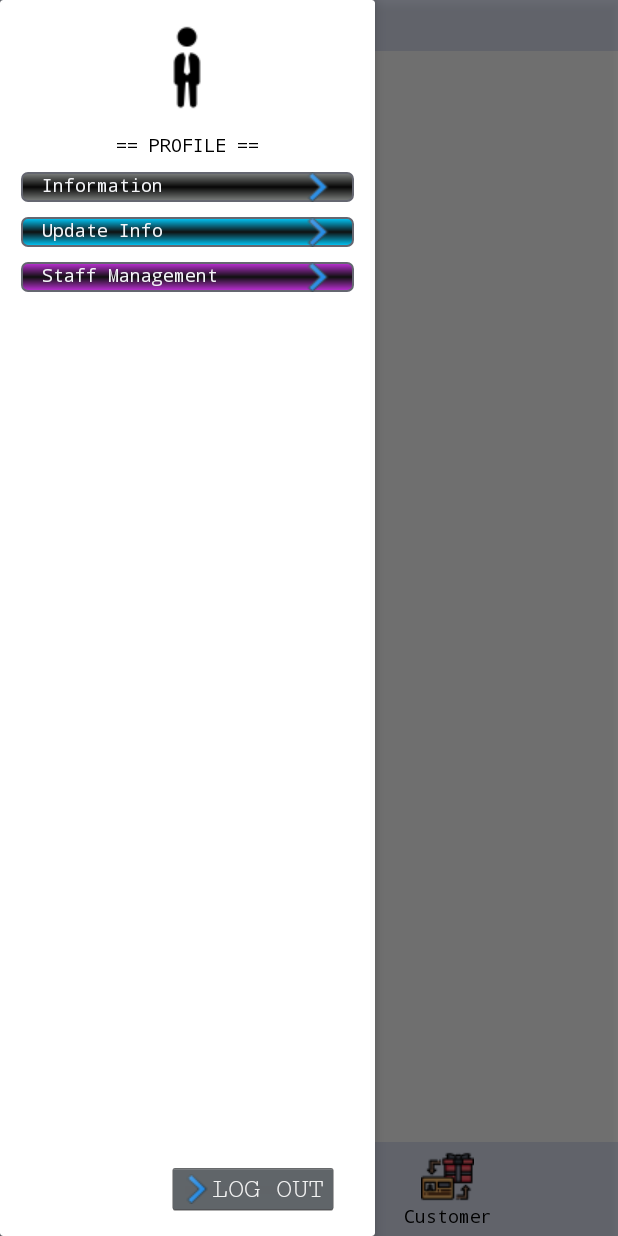
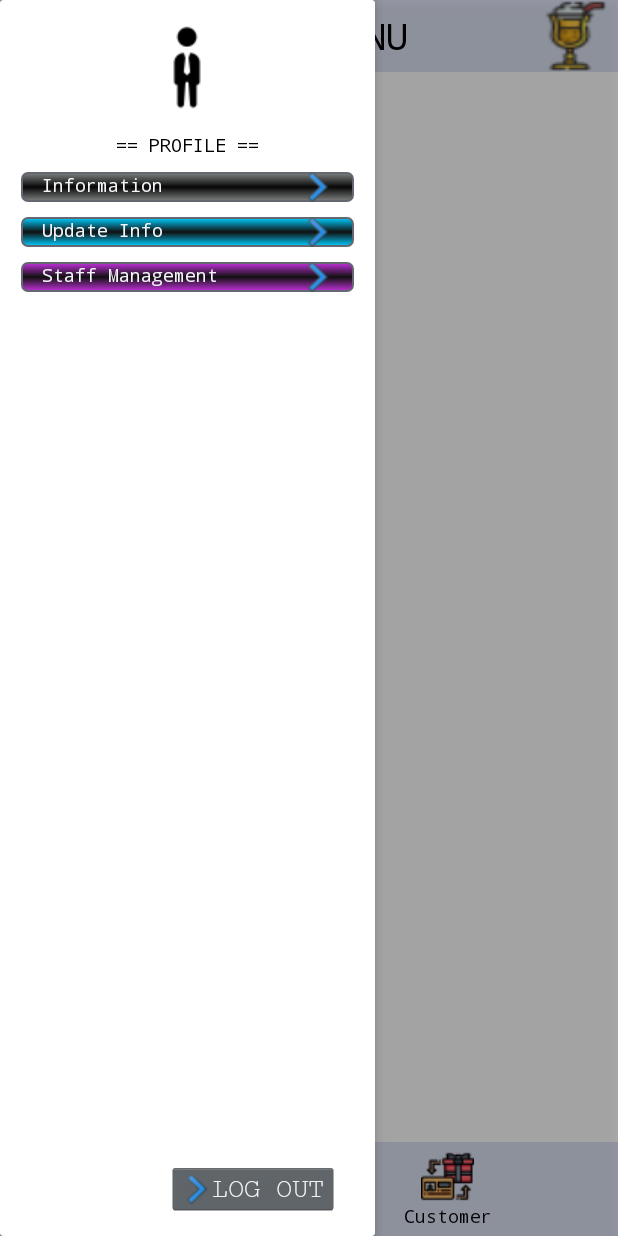
Before and after one commit to hainguyen8086/karaadr, an Android app: the MainMenu screen opened directly, with no data from a screen before it, after a tap on an icon or button, on a phone screen of 412 x 824 dp. Run offline under Robolectric (Android 15) with nearby library versions, the phone set to English and light mode, and no system bars; 2 statements that could not run were skipped.

Commit message:
ok_UI_item

```diff
--- a/app/src/main/java/com/example/karama/views/MainMenu.java
+++ b/app/src/main/java/com/example/karama/views/MainMenu.java
@@ -23,6 +23,7 @@ import android.widget.TextView;
 import com.example.karama.MainActivity;
 import com.example.karama.MemberActivity;
 import com.example.karama.R;
+import com.example.karama.adapter.ItemAdapter;
 import com.example.karama.adapter.StaffAdapter;
 import com.example.karama.data.SharedPrefManager;
 import com.example.karama.helper.CallbackResponse;
@@ -34,7 +35,10 @@ import com.example.karama.model.person.Res4AddStaff;
 import com.example.karama.model.ResNullData;
 import com.example.karama.model.person.ResProfile;
 import com.example.karama.model.person.Staff;
+import com.example.karama.model.product.Products;
+import com.example.karama.model.product.ResAllProducts;
 import com.example.karama.services.KaraServices;
+import com.example.karama.services.ProdServices;
 
 import org.json.JSONException;
 import org.json.JSONObject;
@@ -47,16 +51,18 @@ import retrofit2.Response;
 public class MainMenu extends AppCompatActivity implements View.OnClickListener {
     public Context mContext =this;
     public static Dialog loadingDialog;
-    Button nav,btn_update,btn_logout;
+    Button nav,btn_update,btn_logout,nav_product;
     View view;
-    CardView card_filter,card_info,card_update;
+    CardView card_filter,card_info,card_update,card_menuitem;
     TextView text_info,text_update_info,txt_username,txt_first_name,txt_last_name,txt_gender,txt_email, txt_sdt,txt_adress1,txt_adress2,tv_role;
     TextView update_username, update_email, update_sdt, update_gender,update_adres1,update_adres2,text_qlnv,tv_adduser;
-    ProgressDialog dialogUpdate,dialogGetProfile,loadingGetStaff,loadingChangepass,loadingAddUser;
+    ProgressDialog dialogUpdate,dialogGetProfile,loadingGetStaff,loadingChangepass,loadingAddUser,loadingKItem;
     ImageView img_ketoan,img_manager, img_employee;
-    RecyclerView rcv_staff;
+    RecyclerView rcv_staff,rcv_menu_items;
     StaffAdapter staffAdapter;
+    ItemAdapter itemAdapter;
     List<Staff> staffList;
+    List<Products> productsList;
     TextView nav_customer;
     private String m_newpass = "";
     private static MainMenu instance;
@@ -153,6 +159,7 @@ public class MainMenu extends AppCompatActivity implements View.OnClickListener
 
     private void setClick() {
         nav.setOnClickListener(this);
+        nav_product.setOnClickListener(this);
         btn_update.setOnClickListener(this);
         btn_logout.setOnClickListener(this);
         view.setOnClickListener(this);
@@ -177,15 +184,20 @@ public class MainMenu extends AppCompatActivity implements View.OnClickListener
         loadingChangepass.setProgressDrawable(mContext.getDrawable(R.drawable.loading_64));
         loadingAddUser = new ProgressDialog(mContext);
         loadingAddUser.setMessage("Đang thêm User \n Vui lòng đợi");
+        loadingKItem = new ProgressDialog(mContext);
+        loadingKItem.setMessage("Loading karaoke order items...");
         loadingChangepass.setProgressDrawable(mContext.getDrawable(R.drawable.import_36));
         loadingGetStaff = new ProgressDialog(mContext);
         loadingGetStaff.setMessage("Getting List Staffs...!");
         nav = findViewById(R.id.nav);
+        nav_product = findViewById(R.id.nav_product);
         btn_update = findViewById(R.id.btn_update);
         btn_logout = findViewById(R.id.btn_logout);
         view = findViewById(R.id.view);
         card_filter = findViewById(R.id.card_filter);
         card_filter.setVisibility(View.GONE);
+        card_menuitem = findViewById(R.id.card_menuitem);
+        card_menuitem.setVisibility(View.GONE);
         view.setVisibility(View.GONE);
         card_info = findViewById(R.id.card_info);
         card_info.setVisibility(View.GONE);
@@ -216,9 +228,12 @@ public class MainMenu extends AppCompatActivity implements View.OnClickListener
         tv_adduser.setVisibility(View.GONE);
 
         rcv_staff = findViewById(R.id.rcv_staff);
+        rcv_menu_items = findViewById(R.id.rcv_menu_items);
         nav_customer = findViewById(R.id.nav_customer);
         rcv_staff.setLayoutManager(new LinearLayoutManager(getApplicationContext(), LinearLayoutManager.VERTICAL, false));
+        rcv_menu_items.setLayoutManager(new LinearLayoutManager(getApplicationContext(), LinearLayoutManager.VERTICAL, false));
         staffList = new ArrayList<>();
+        productsList = new ArrayList<>();
 
     }
 
@@ -229,8 +244,14 @@ public class MainMenu extends AppCompatActivity implements View.OnClickListener
                 view.setVisibility(View.VISIBLE);
                 card_filter.setVisibility(View.VISIBLE);
                 break;
+            case R.id.nav_product:
+                view.setVisibility(View.VISIBLE);
+                card_menuitem.setVisibility(View.VISIBLE);
+                loadListKItem();
+                break;
             case R.id.view:
                 card_filter.setVisibility(View.GONE);
+                card_menuitem.setVisibility(View.GONE);
                 view.setVisibility(View.GONE);
                 rcv_staff.setVisibility(View.GONE);
                 break;
@@ -260,6 +281,10 @@ public class MainMenu extends AppCompatActivity implements View.OnClickListener
                     card_filter.setVisibility(View.VISIBLE);
                 }
                 break;
+            case R.id.card_menuitem:
+                if (view.isShown()) {
+                    card_menuitem.setVisibility(View.VISIBLE);
+                }
             case R.id.text_qlnv:
                 if (rcv_staff.isShown()) {
                     rcv_staff.setVisibility(View.GONE);
@@ -281,6 +306,47 @@ public class MainMenu extends AppCompatActivity implements View.OnClickListener
                 break;
 
         }
+    }
+
+    public void loadListKItem() {
+        loadingKItem.show();
+        ProdServices.getAllProduct(new CallbackResponse() {
+            @Override
+            public void Success(Response<?> response) {
+                loadingKItem.cancel();
+                ResAllProducts resAllProducts = (ResAllProducts) response.body();
+                if (resAllProducts.getStatus().equals("200")) {
+                    productsList.clear();
+                    for (int i = 0; i < resAllProducts.getData().getData().size(); i++) {
+                        Products item = resAllProducts.getData().getData().get(i);
+                        productsList.add(item);
+                    }
+                    itemAdapter = new ItemAdapter(mContext, productsList);
+                    rcv_menu_items.setAdapter(itemAdapter);
+                    itemAdapter.notifyDataSetChanged();
+                } else if (resAllProducts.getStatus().equals("401")){
+                    UIHelper.showAlertDialogV3(mContext, resAllProducts.getStatus(), resAllProducts.getMessage(), R.drawable.troll_64, new IInterfaceModel.OnBackIInterface() {
+                        @Override
+                        public void onSuccess() {
+                            Intent i = new Intent(MainMenu.this, MainActivity.class);
+                            i.setFlags(Intent.FLAG_ACTIVITY_NEW_TASK | Intent.FLAG_ACTIVITY_CLEAR_TASK);
+                            startActivity(i);
+                        }
+                    });
+                } else{
+                    UIHelper.showAlertDialog(mContext,resAllProducts.getStatus(),resAllProducts.getMessage(),R.drawable.troll_64);
+                }
+
+            }
+
+            @Override
+            public void Error(String error) {
+                loadingKItem.cancel();
+
+            }
+        });
+
+
     }
 
     private void getStaff() {
--- a/app/src/main/res/layout/activity_main_menu.xml
+++ b/app/src/main/res/layout/activity_main_menu.xml
@@ -6,7 +6,7 @@
     android:layout_height="match_parent"
     tools:context=".views.MainMenu">
 
-    <LinearLayout
+    <RelativeLayout
         android:id="@+id/layout_action_bar"
         android:layout_width="match_parent"
         android:layout_height="wrap_content"
@@ -14,19 +14,31 @@
 
         <Button
             android:id="@+id/nav"
-            android:layout_width="35dp"
-            android:layout_height="34dp"
-            android:background="@drawable/drop_24" />
+            android:padding="5dp"
+            android:layout_width="wrap_content"
+            android:layout_height="wrap_content"
+            android:background="@drawable/user_setting_35" />
 
         <TextView
             android:layout_width="wrap_content"
             android:layout_height="wrap_content"
+            android:layout_centerVertical="true"
             android:layout_marginLeft="20dp"
-            android:textColor="@color/black"
+            android:layout_centerHorizontal="true"
             android:paddingHorizontal="10dp"
             android:text="MAIN MENU"
+            android:textColor="@color/black"
             android:textSize="24dp" />
-    </LinearLayout>
+
+        <Button
+            android:id="@+id/nav_product"
+            android:layout_width="wrap_content"
+            android:layout_height="wrap_content"
+            android:layout_alignParentRight="true"
+            android:layout_marginEnd="0dp"
+            android:background="@drawable/bottle_35"
+            android:padding="5dp" />
+    </RelativeLayout>
 
     <RelativeLayout
         android:id="@+id/layout_nav_bottom"
@@ -79,7 +91,7 @@
         android:id="@+id/view"
         android:layout_width="match_parent"
         android:layout_height="match_parent"
-        android:alpha="0.5"
+        android:alpha="0.3"
         android:visibility="gone"
         android:background="@color/black"
         android:elevation="5dp" />
@@ -396,6 +408,67 @@
 
     </androidx.cardview.widget.CardView>
 
+    <androidx.cardview.widget.CardView
+
+        android:layout_width="200dp"
+        android:layout_height="match_parent"
+        android:clickable="true"
+        android:id="@+id/card_menuitem"
+        android:layout_alignParentRight="true"
+        android:background="@color/x_blue"
+        app:cardElevation="5dp">
+        <RelativeLayout
+            android:layout_width="match_parent"
+            android:layout_height="match_parent">
+
+            <TextView
+                android:id="@+id/content_menu"
+                android:layout_width="wrap_content"
+                android:layout_height="wrap_content"
+                android:layout_centerHorizontal="true"
+                android:layout_marginTop="10dp"
+                android:drawableTop="@drawable/order_45"
+                android:gravity="center"
+                android:text="MENU" />
+
+            <TextView
+                android:id="@+id/add_product"
+                android:layout_width="wrap_content"
+                android:layout_height="wrap_content"
+                android:layout_below="@+id/content_menu"
+
+                android:layout_marginTop="10dp"
+                android:drawableLeft="@drawable/new_35"
+                android:gravity="center"
+                android:text=" (+)" />
+
+            <TextView
+                android:id="@+id/reload_rcv"
+                android:layout_width="wrap_content"
+                android:layout_height="wrap_content"
+                android:layout_below="@+id/add_product"
+                android:layout_centerHorizontal="true"
+                android:layout_marginTop="10dp"
+                android:drawableRight="@drawable/reload_24"
+                android:gravity="center"
+                android:text="List Item Order" />
+
+            <androidx.recyclerview.widget.RecyclerView
+                android:id="@+id/rcv_menu_items"
+                android:layout_width="match_parent"
+                android:layout_height="wrap_content"
+                android:layout_below="@+id/reload_rcv"
+                android:layout_marginStart="10dp"
+                android:layout_marginTop="10dp"
+                android:layout_marginEnd="10dp"
+                android:layout_marginBottom="10dp" />
+
+
+        </RelativeLayout>
+
+
+    </androidx.cardview.widget.CardView>
+
 
 
 </RelativeLayout>
```
Also changed, not shown: app/src/main/java/com/example/karama/adapter/ItemAdapter.java (added, +90 -0 lines), app/src/main/res/drawable/square_button_white2.xml (added, +21 -0 lines), app/src/main/res/layout/dialog_add_item.xml (added, +68 -0 lines), app/src/main/res/layout/row_item_product.xml (added, +57 -0 lines), app/src/main/res/drawable/barcode_24.png (added), app/src/main/res/drawable/bottle_35.png (added), app/src/main/res/drawable/new_35.png (added), app/src/main/res/drawable/order_45.png (added), app/src/main/res/drawable/reload_24.png (added), app/src/main/res/drawable/shutdown_35.png (added), app/src/main/res/drawable/user_setting_35.png (added).
